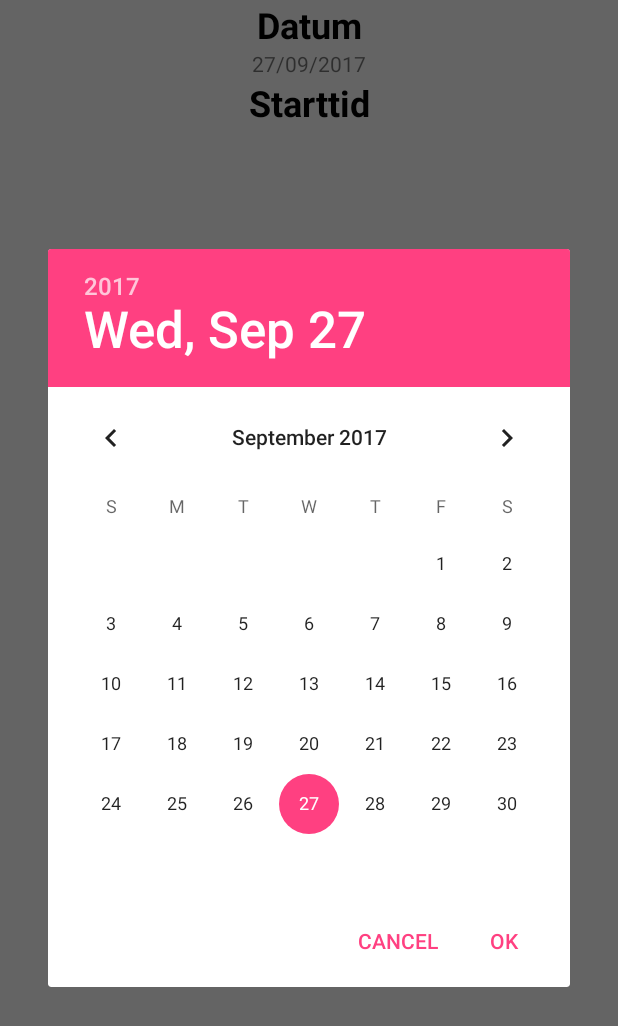
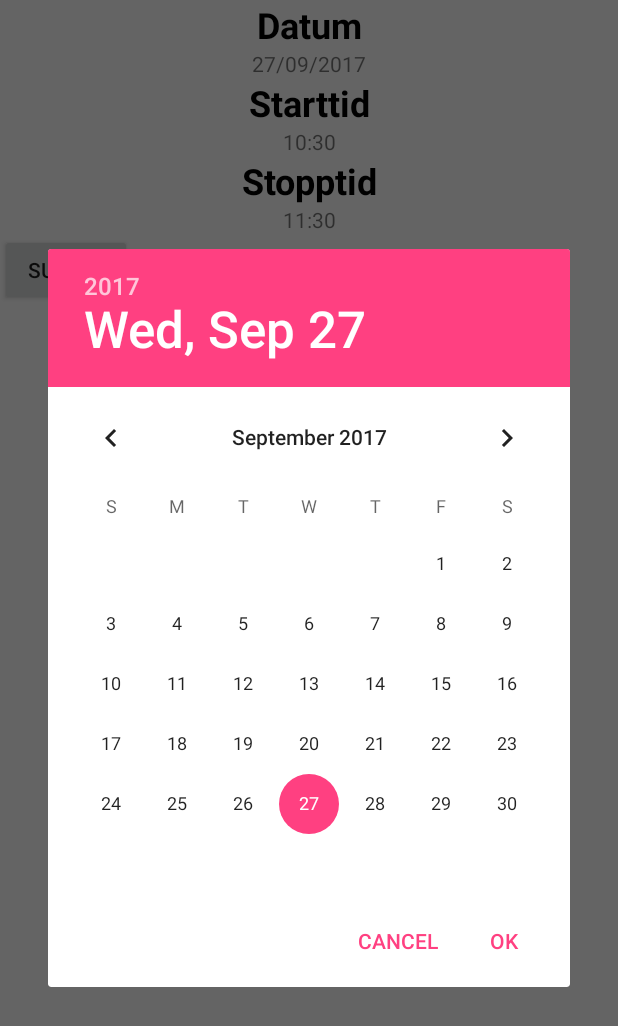
Before and after one commit to raho1501/skolprojekt, an Android app: the BokaLedighet screen opened directly, with no data from a screen before it, after a tap on an icon or button, on a phone screen of 412 x 824 dp. Shown: the top 1026 px of the screen. Run offline under Robolectric (Android 15) with nearby library versions, the light colour scheme and no system bars.

Commit message:
added timestart and timeend
also added functionality that now lets input på taken from the date fragment

```diff
--- a/tempAppRahoEmha/app/src/main/java/se/miun/raho1501/testprog/BokaLedighet.java
+++ b/tempAppRahoEmha/app/src/main/java/se/miun/raho1501/testprog/BokaLedighet.java
@@ -7,11 +7,15 @@ import android.os.Bundle;
 import android.view.View;
 import android.widget.TextView;
 
+import org.w3c.dom.Text;
+
+import java.util.Date;
+
 /**
  * Created by Limeman on 9/27/2017.
  */
 
-public class BokaLedighet extends Activity {
+public class BokaLedighet extends Activity implements DatePickerFragment.OnCompleteListener {
 
     private DatePickerFragment datePicker = new DatePickerFragment();
     private TimePickerFragment timePicker = new TimePickerFragment();
@@ -28,6 +32,19 @@ public class BokaLedighet extends Activity {
         SimpleDateFormat sdf = new SimpleDateFormat("dd/MM/yyyy");
         tv.setText(sdf.format(c.getTime()));
 
+        //insert current time into textfields
+        View startTimeView = findViewById(R.id.inputStarttid);
+        View stopTimeView = findViewById(R.id.inputStoptid);
+
+        TextView startTimeTextView = (TextView)startTimeView;
+        TextView stopTimeTextView = (TextView)stopTimeView;
+
+        SimpleDateFormat startTimeSdf = new SimpleDateFormat("HH:mm");
+        SimpleDateFormat stopTimeSdf = new SimpleDateFormat("HH:mm");
+
+        startTimeTextView.setText(startTimeSdf.format(c.getTime()));
+        c.add(Calendar.HOUR, 1);
+        stopTimeTextView.setText(stopTimeSdf.format(c.getTime()));
 
     }
 
@@ -39,4 +56,10 @@ public class BokaLedighet extends Activity {
         timePicker.show(getFragmentManager(), "timePicker");
     }
 
+    @Override
+    public void onComplete(String date) {
+        View v = findViewById(R.id.inputDatum);
+        TextView tv = (TextView)v;
+        tv.setText(date);
     }
+}
--- a/tempAppRahoEmha/app/src/main/java/se/miun/raho1501/testprog/DatePickerFragment.java
+++ b/tempAppRahoEmha/app/src/main/java/se/miun/raho1501/testprog/DatePickerFragment.java
@@ -1,9 +1,11 @@
 package se.miun.raho1501.testprog;
 
+import android.app.Activity;
 import android.app.DatePickerDialog;
 import android.app.Dialog;
 import android.app.DialogFragment;
 import android.icu.util.Calendar;
+import android.media.MediaPlayer;
 import android.os.Bundle;
 import android.widget.DatePicker;
 
@@ -13,6 +15,24 @@ import android.widget.DatePicker;
 
 public class DatePickerFragment extends DialogFragment
         implements DatePickerDialog.OnDateSetListener {
+
+    public static interface OnCompleteListener {
+        public abstract void onComplete(String date);
+    }
+
+    private OnCompleteListener mListener;
+
+    // make sure the Activity implemented it
+    @Override
+    public void onAttach(Activity activity) {
+        super.onAttach(activity);
+        try {
+            this.mListener = (OnCompleteListener)activity;
+        }
+        catch (final ClassCastException e) {
+            throw new ClassCastException(activity.toString() + " must implement OnCompleteListener");
+        }
+    }
 
     @Override
     public Dialog onCreateDialog(Bundle savedInstanceState) {
@@ -28,5 +48,7 @@ public class DatePickerFragment extends DialogFragment
 
     public void onDateSet(DatePicker view, int year, int month, int day) {
         // Do something with the date chosen by the user
+        String time = Integer.toString(day) + "/" + Integer.toString(month) + "/" + Integer.toString(year);
+        this.mListener.onComplete(time);
     }
 }
--- a/tempAppRahoEmha/app/src/main/res/layout/boka_ledighet.xml
+++ b/tempAppRahoEmha/app/src/main/res/layout/boka_ledighet.xml
@@ -37,7 +37,34 @@
         android:ems="10"
         android:inputType="date"
         android:onClick="showTimePickerDialog"
-        />
+        android:textAlignment="center" />
+
+    <TextView
+        android:id="@+id/StopTidText"
+        android:layout_width="match_parent"
+        android:layout_height="wrap_content"
+        android:text="Stopptid"
+        android:textAlignment="center"
+        android:textColor="#000000"
+        android:textSize="24sp"
+        android:textStyle="bold"/>
+
+    <TextView
+        android:id="@+id/inputStoptid"
+        android:layout_width="match_parent"
+        android:layout_height="wrap_content"
+        android:ems="10"
+        android:inputType="date"
+        android:onClick="showTimePickerDialog"
+        android:textAlignment="center" />
+
+    <Button
+        android:id="@+id/button"
+        android:layout_width="wrap_content"
+        android:layout_height="wrap_content"
+        android:textAlignment="center"
+        android:visibility="visible"
+        android:text="Submit" />
 
 
 </LinearLayout>
```
